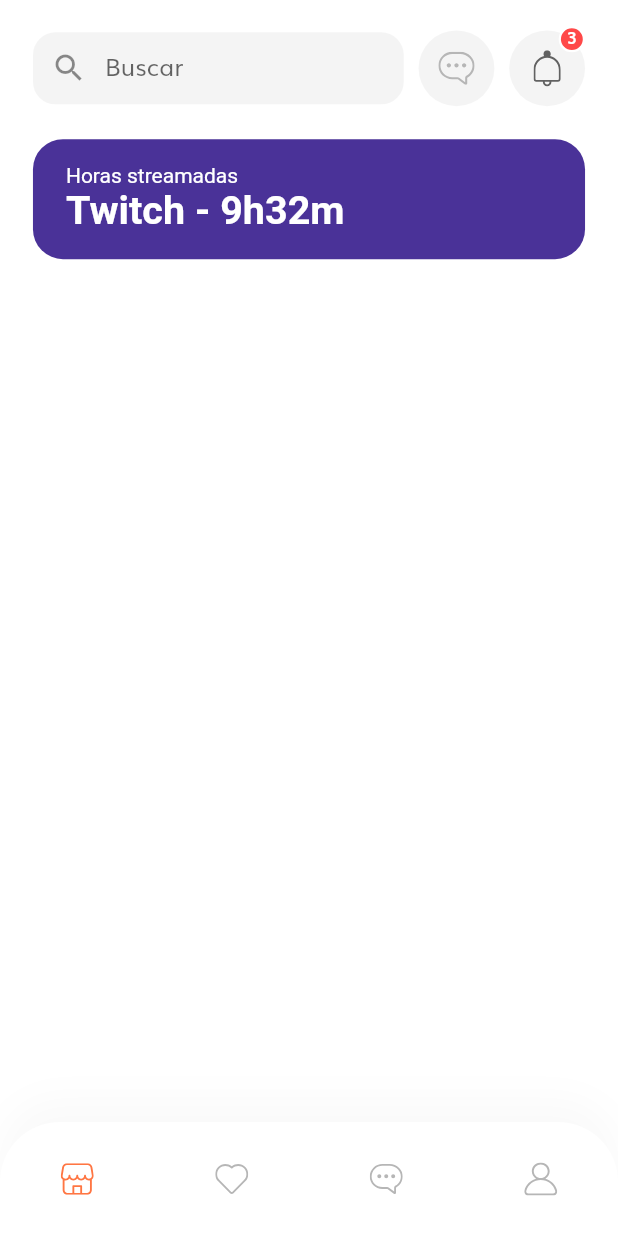
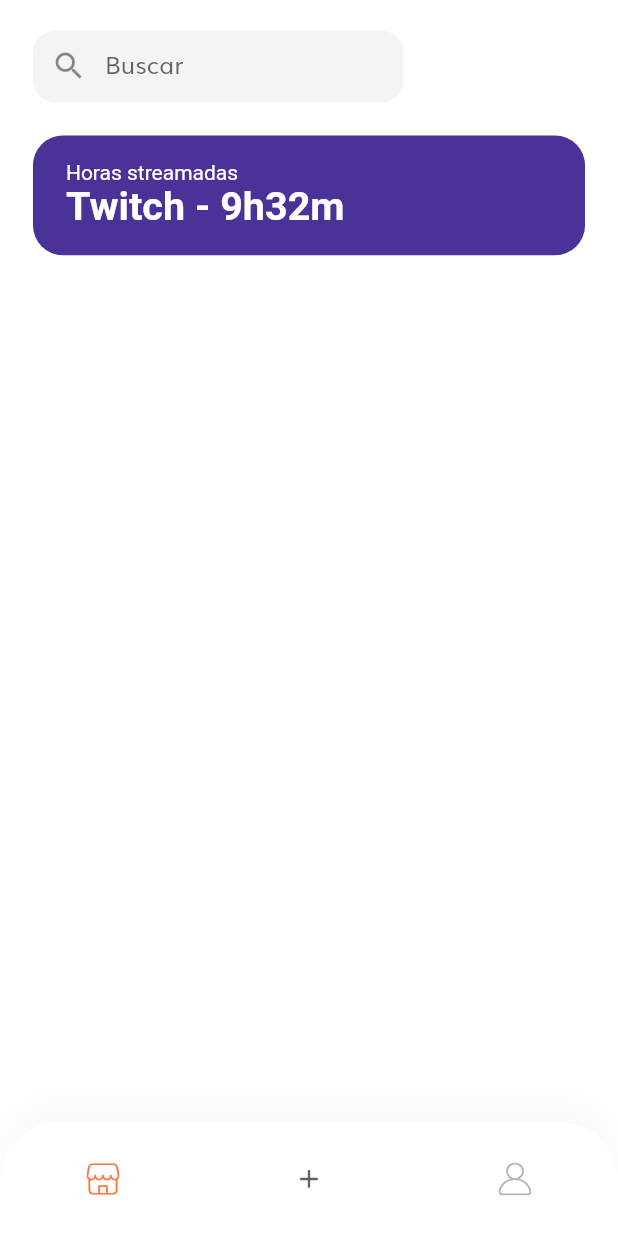
Before and after one commit to TCC2-SaudeMental/frontend, a Flutter app: the HomeScreen screen opened by its route, on a phone screen of 412 x 824 dp. Run offline on Flutter 3.47's test engine with Material 2 defaults, Android fonts, the phone set to English and light mode, and no system bars; our stand-ins replace flutter_svg.

Commit message:
Update home page icons

```diff
--- a/lib/components/coustom_bottom_nav_bar.dart
+++ b/lib/components/coustom_bottom_nav_bar.dart
@@ -49,11 +49,7 @@ class CustomBottomNavBar extends StatelessWidget {
                     Navigator.pushNamed(context, HomeScreen.routeName),
               ),
               IconButton(
-                icon: SvgPicture.asset("assets/icons/Heart Icon.svg"),
-                onPressed: () {},
-              ),
-              IconButton(
-                icon: SvgPicture.asset("assets/icons/Chat bubble Icon.svg"),
+                icon: SvgPicture.asset("assets/icons/Plus Icon.svg"),
                 onPressed: () {},
               ),
               IconButton(
--- a/lib/screens/home/components/home_header.dart
+++ b/lib/screens/home/components/home_header.dart
@@ -18,16 +18,6 @@ class HomeHeader extends StatelessWidget {
         mainAxisAlignment: MainAxisAlignment.spaceBetween,
         children: [
           SearchField(),
-          IconBtnWithCounter(
-            svgSrc: "assets/icons/Chat bubble Icon.svg",
-            press: () => {}
-                // Navigator.pushNamed(context, CartScreen.routeName),
-          ),
-          IconBtnWithCounter(
-            svgSrc: "assets/icons/Bell.svg",
-            numOfitem: 3,
-            press: () {},
-          ),
         ],
       ),
     );
```
Also changed, not shown: assets/icons/play-button-svgrepo-com.svg (added).
